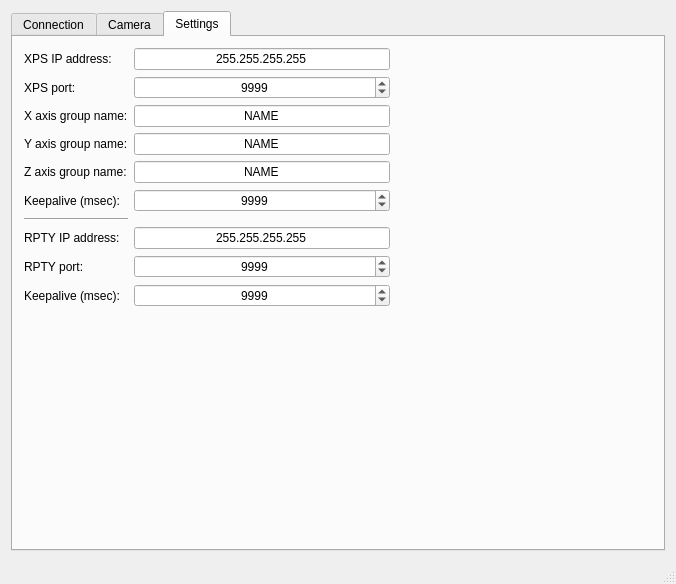
Above: mainwindow.ui from mvxe/MLA-CS before the change. Below: the same form after it.
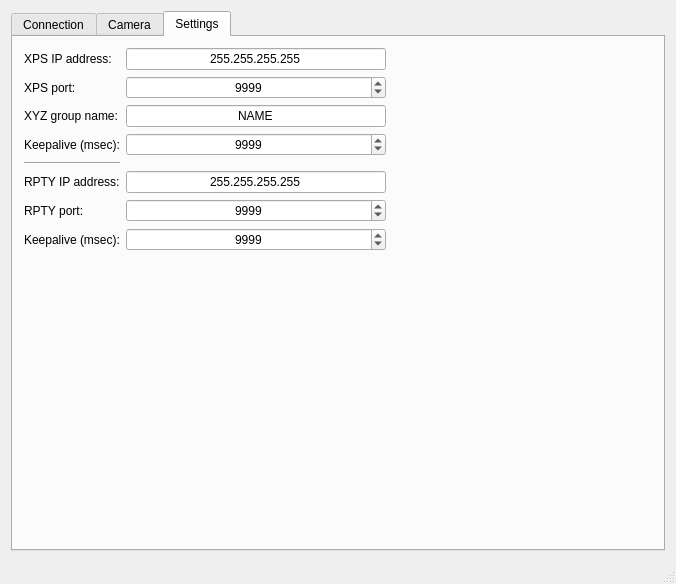
That is the form after the change. The open tabs and pages were chosen to show the change. Icons and pictures are not drawn. Custom widgets are drawn as their Qt base class.

Commit message: changed xps settings from 3 groups xyz to a single multiaxis group xyz, and updated the software accordingly removed a ref to a prev deleted function changed config file format for better readability

Diff of the .ui file:
```diff
--- a/mainwindow.ui
+++ b/mainwindow.ui
@@ -450,23 +450,6 @@
             <property name="bottomMargin">
              <number>0</number>
             </property>
-            <item row="4" column="1">
-             <widget class="QLineEdit" name="e_xps_zaxis">
-              <property name="text">
-               <string>NAME</string>
-              </property>
-              <property name="alignment">
-               <set>Qt::AlignCenter</set>
-              </property>
-             </widget>
-            </item>
-            <item row="4" column="0">
-             <widget class="QLabel" name="label_5">
-              <property name="text">
-               <string>Z axis group name:</string>
-              </property>
-             </widget>
-            </item>
             <item row="2" column="1">
              <widget class="QLineEdit" name="e_xps_xaxis">
               <property name="text">
@@ -494,31 +477,14 @@
               </property>
              </widget>
             </item>
-            <item row="3" column="1">
-             <widget class="QLineEdit" name="e_xps_yaxis">
-              <property name="text">
-               <string>NAME</string>
-              </property>
-              <property name="alignment">
-               <set>Qt::AlignCenter</set>
-              </property>
-             </widget>
-            </item>
             <item row="2" column="0">
              <widget class="QLabel" name="label_3">
               <property name="text">
-               <string>X axis group name:</string>
+               <string>XYZ group name:</string>
               </property>
              </widget>
             </item>
-            <item row="3" column="0">
-             <widget class="QLabel" name="label_4">
-              <property name="text">
-               <string>Y axis group name:</string>
-              </property>
-             </widget>
-            </item>
-            <item row="7" column="1">
+            <item row="5" column="1">
              <widget class="QLineEdit" name="e_rpty_ip">
               <property name="text">
                <string>255.255.255.255</string>
@@ -528,7 +494,7 @@
               </property>
              </widget>
             </item>
-            <item row="8" column="1">
+            <item row="6" column="1">
              <widget class="QSpinBox" name="e_rpty_port">
               <property name="alignment">
                <set>Qt::AlignCenter</set>
@@ -554,7 +520,7 @@
               </property>
              </widget>
             </item>
-            <item row="6" column="0">
+            <item row="4" column="0">
              <widget class="Line" name="line_3">
               <property name="orientation">
                <enum>Qt::Horizontal</enum>
@@ -574,14 +540,14 @@
               </property>
              </widget>
             </item>
-            <item row="7" column="0">
+            <item row="5" column="0">
              <widget class="QLabel" name="label_11">
               <property name="text">
                <string>RPTY IP address:</string>
               </property>
              </widget>
             </item>
-            <item row="5" column="1">
+            <item row="3" column="1">
              <widget class="QSpinBox" name="e_xps_timeout">
               <property name="alignment">
                <set>Qt::AlignCenter</set>
@@ -600,28 +566,28 @@
               </property>
              </widget>
             </item>
-            <item row="5" column="0">
+            <item row="3" column="0">
              <widget class="QLabel" name="label_15">
               <property name="text">
                <string>Keepalive (msec):</string>
               </property>
              </widget>
             </item>
-            <item row="8" column="0">
+            <item row="6" column="0">
              <widget class="QLabel" name="label_12">
               <property name="text">
                <string>RPTY port:</string>
               </property>
              </widget>
             </item>
-            <item row="9" column="0">
+            <item row="7" column="0">
              <widget class="QLabel" name="label_10">
               <property name="text">
                <string>Keepalive (msec):</string>
               </property>
              </widget>
             </item>
-            <item row="9" column="1">
+            <item row="7" column="1">
              <widget class="QSpinBox" name="e_rpty_timeout">
               <property name="alignment">
                <set>Qt::AlignCenter</set>
```
Left out of the diff: 2 changed lines with no effect on the pictures. The commit also changes 6 other files.
